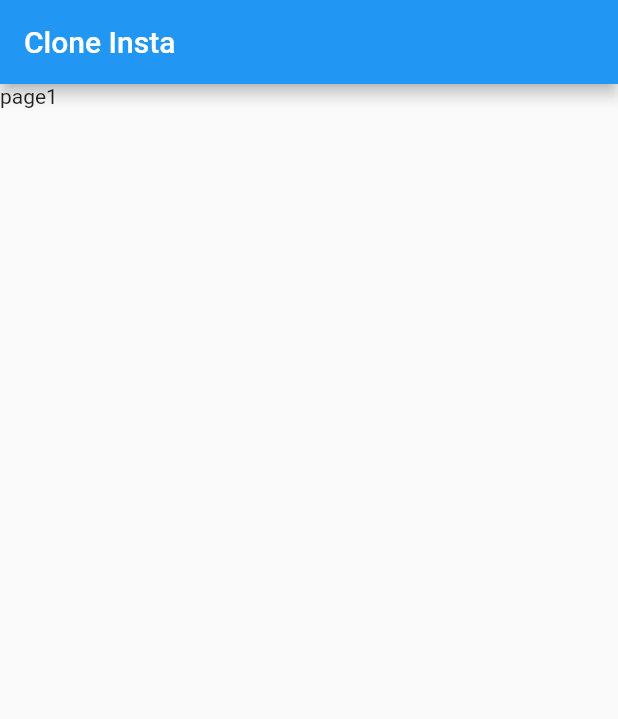
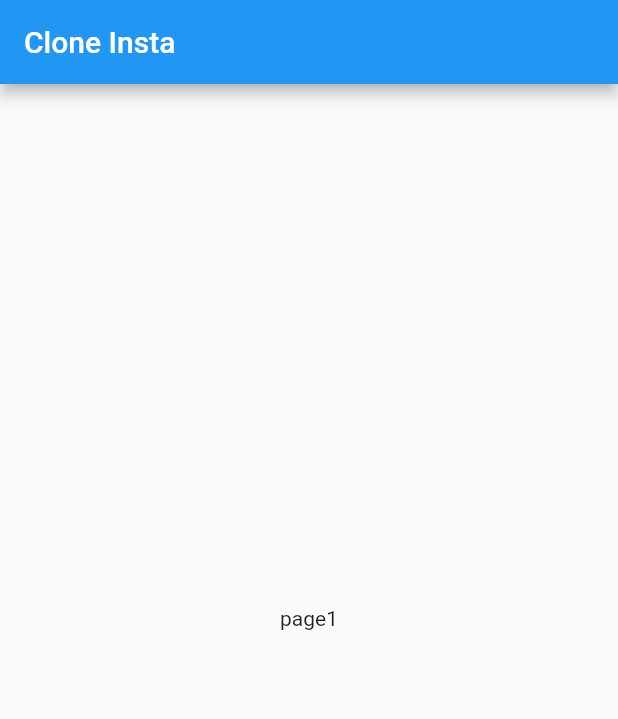
Before and after one commit to Michellehwang001/instagramClone, a Flutter app: the screen it shows after launch, on a phone screen of 412 x 824 dp. Shown: the top 719 px of the screen. Run offline on Flutter 3.47's test engine with Material 2 defaults, Android fonts, the phone set to English and light mode, and no system bars.

Commit message:
Bottom Navigation

```diff
--- a/lib/tab_page.dart
+++ b/lib/tab_page.dart
@@ -21,7 +21,7 @@ class _TabPageState extends State<TabPage> {
       appBar: AppBar(
         title: Text('Clone Insta'),
       ),
-      body: _pages[_selectedIndex],
+      body: Center(child: _pages[_selectedIndex]),
       bottomNavigationBar: BottomNavigationBar(
         currentIndex: _selectedIndex,
         onTap: _onItemTaped,
```
